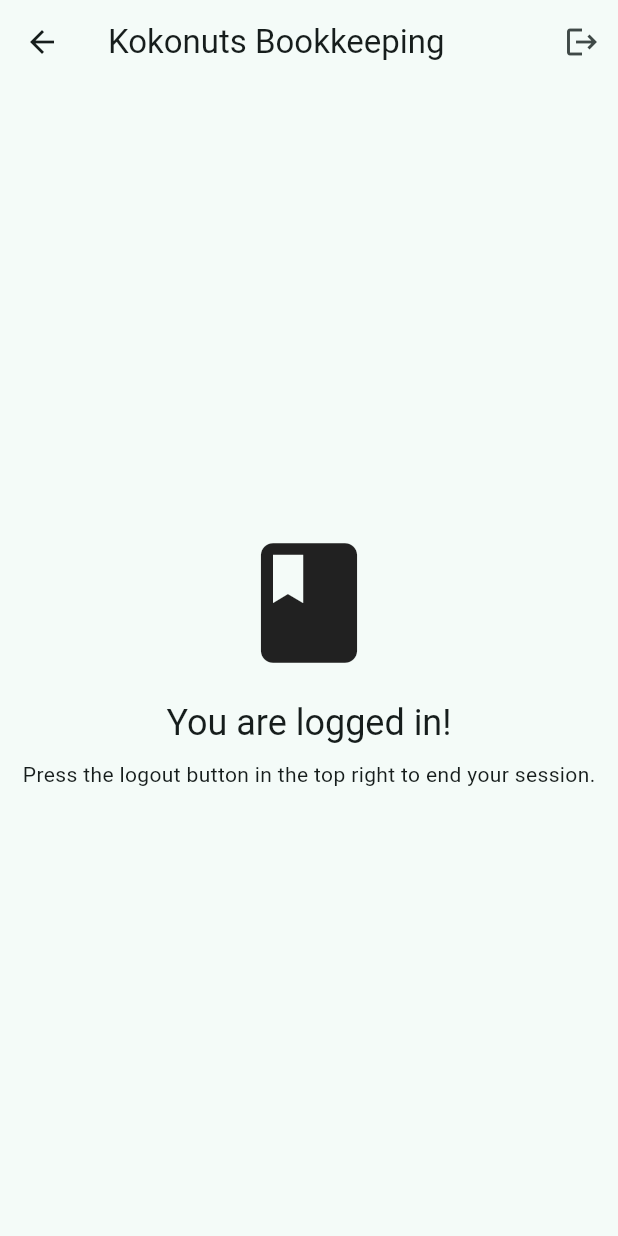
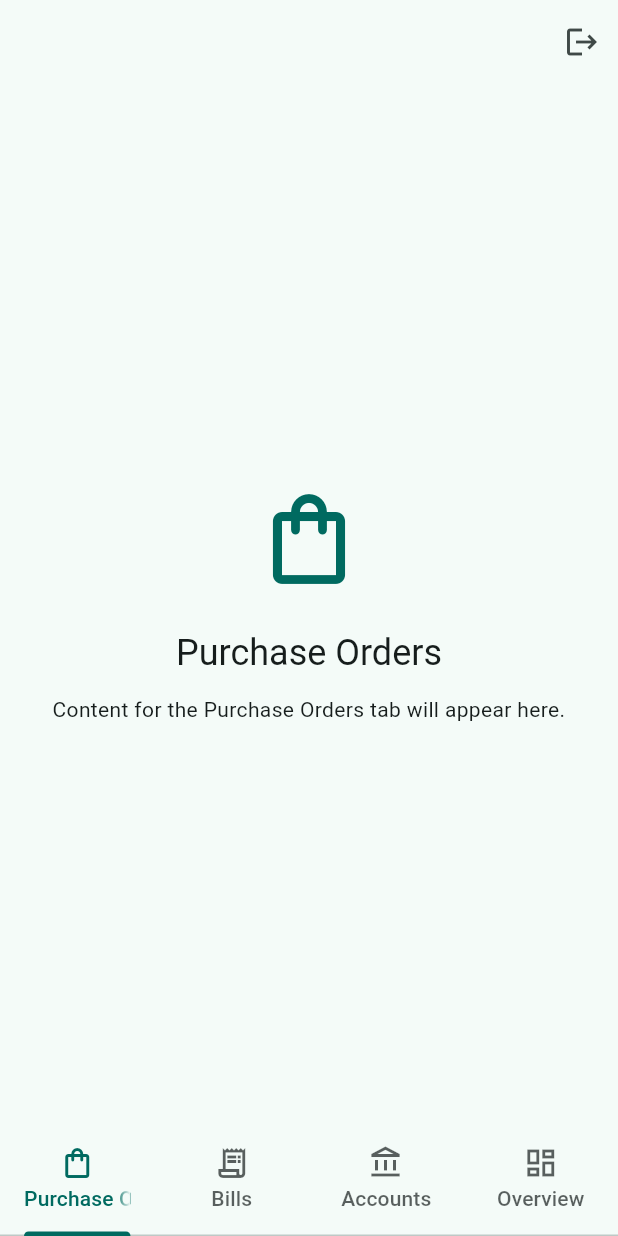
Before and after one commit to azmilazizi/kokonuts_bookkeeping, a Flutter app: the HomeScreen screen opened directly, on a phone screen of 412 x 824 dp. Run offline on Flutter 3.47's test engine with Material 3 defaults, Android fonts, the phone set to English and light mode, and no system bars; our stand-ins replace shared_preferences; accounts and stored records are empty.

Commit message:
Move home tabs to bottom navigation

```diff
--- a/lib/app/app_state.dart
+++ b/lib/app/app_state.dart
@@ -19,6 +19,36 @@ class AppState extends ChangeNotifier {
   bool get isInitialized => _isInitialized;
   bool get isLoggedIn => _isLoggedIn;
   String? get authToken => _authToken;
+
+  /// Returns the active auth token, refreshing it from storage if needed.
+  Future<String?> getValidAuthToken() async {
+    if (_authToken != null && _authToken!.isNotEmpty) {
+      return _authToken;
+    }
+
+    final storedToken = await _sessionManager.getAuthToken();
+    if (storedToken != null && storedToken.isNotEmpty) {
+      _authToken = storedToken;
+      return _authToken;
+    }
+
+    return null;
+  }
+
+  /// Builds request headers that include the auth token when available.
+  Future<Map<String, String>> buildAuthHeaders({
+    Map<String, String>? headers,
+    String authorizationScheme = 'Token',
+  }) async {
+    final resolvedHeaders = <String, String>{...?headers};
+    final token = await getValidAuthToken();
+    if (token != null && token.isNotEmpty) {
+      final scheme = authorizationScheme.trim();
+      final value = scheme.isEmpty ? token : '$scheme $token';
+      resolvedHeaders.putIfAbsent('Authorization', () => value);
+    }
+    return resolvedHeaders;
+  }
 
   /// Loads persisted session information.
   Future<void> initialize() async {
--- a/lib/screens/home_screen.dart
+++ b/lib/screens/home_screen.dart
@@ -5,13 +5,24 @@ import '../app/app_state_scope.dart';
 class HomeScreen extends StatelessWidget {
   const HomeScreen({super.key});
 
+  static const _tabs = [
+    _HomeTab(title: 'Purchase Orders', icon: Icons.shopping_bag_outlined),
+    _HomeTab(title: 'Bills', icon: Icons.receipt_long_outlined),
+    _HomeTab(title: 'Accounts', icon: Icons.account_balance_outlined),
+    _HomeTab(title: 'Overview', icon: Icons.dashboard_outlined),
+  ];
+
   @override
   Widget build(BuildContext context) {
     final appState = AppStateScope.of(context);
+    final theme = Theme.of(context);
 
-    return Scaffold(
+    return DefaultTabController(
+      length: _tabs.length,
+      child: Scaffold(
         appBar: AppBar(
-        title: const Text('Kokonuts Bookkeeping'),
+          title: null,
+          automaticallyImplyLeading: false,
           actions: [
             IconButton(
               onPressed: () => appState.logout(),
@@ -20,18 +31,72 @@ class HomeScreen extends StatelessWidget {
             ),
           ],
         ),
-      body: Center(
+        body: TabBarView(
+          children: _tabs
+              .map((tab) => _HomeTabContent(
+                    title: tab.title,
+                    icon: tab.icon,
+                  ))
+              .toList(),
+        ),
+        bottomNavigationBar: Material(
+          color: theme.colorScheme.surface,
+          child: TabBar(
+            labelColor: theme.colorScheme.primary,
+            unselectedLabelColor:
+                theme.colorScheme.onSurface.withOpacity(0.7),
+            indicatorColor: theme.colorScheme.primary,
+            tabs: _tabs
+                .map(
+                  (tab) => Tab(
+                    icon: Icon(tab.icon),
+                    text: tab.title,
+                  ),
+                )
+                .toList(),
+          ),
+        ),
+      ),
+    );
+  }
+}
+
+class _HomeTab {
+  const _HomeTab({required this.title, required this.icon});
+
+  final String title;
+  final IconData icon;
+}
+
+class _HomeTabContent extends StatelessWidget {
+  const _HomeTabContent({required this.title, required this.icon});
+
+  final String title;
+  final IconData icon;
+
+  @override
+  Widget build(BuildContext context) {
+    final theme = Theme.of(context);
+
+    return Center(
+      child: Padding(
+        padding: const EdgeInsets.all(24),
         child: Column(
           mainAxisSize: MainAxisSize.min,
           children: [
-            const Icon(Icons.book, size: 96),
-            const SizedBox(height: 16),
+            Icon(icon, size: 72, color: theme.colorScheme.primary),
+            const SizedBox(height: 24),
             Text(
-              'You are logged in!',
-              style: Theme.of(context).textTheme.headlineSmall,
+              title,
+              style: theme.textTheme.headlineSmall,
+              textAlign: TextAlign.center,
             ),
-            const SizedBox(height: 8),
-            const Text('Press the logout button in the top right to end your session.'),
+            const SizedBox(height: 12),
+            Text(
+              'Content for the $title tab will appear here.',
+              style: theme.textTheme.bodyMedium,
+              textAlign: TextAlign.center,
+            ),
           ],
         ),
       ),
```
Lines whose indentation alone changed are shown as unchanged.
